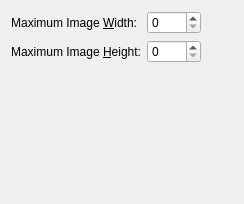
Before: the Qt Designer form plugins/itemimage/itemimagesettings.ui in hluk/CopyQ, drawn with Qt 5.
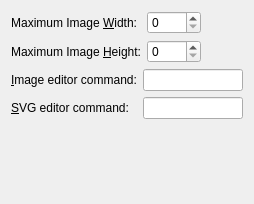
After: the same form once the commit is applied.

Commit message: ImageItem: Set vector and bitmap image editors

```diff
--- a/plugins/itemimage/itemimagesettings.ui
+++ b/plugins/itemimage/itemimagesettings.ui
@@ -6,11 +6,13 @@
    <rect>
     <x>0</x>
     <y>0</y>
-    <width>244</width>
+    <width>254</width>
     <height>204</height>
    </rect>
   </property>
-  <layout class="QFormLayout" name="formLayout">
+  <layout class="QVBoxLayout" name="verticalLayout">
+   <item>
+    <layout class="QFormLayout" name="formLayout_2">
    <item row="0" column="0">
     <widget class="QLabel" name="label_7">
      <property name="text">
@@ -95,7 +97,69 @@
     </layout>
    </item>
   </layout>
- </widget>
+   </item>
+   <item>
+    <layout class="QFormLayout" name="formLayout">
+     <property name="fieldGrowthPolicy">
+      <enum>QFormLayout::AllNonFixedFieldsGrow</enum>
+     </property>
+     <item row="0" column="0">
+      <widget class="QLabel" name="label">
+       <property name="text">
+        <string>&amp;Image editor command:</string>
+       </property>
+       <property name="buddy">
+        <cstring>lineEditImageEditor</cstring>
+       </property>
+      </widget>
+     </item>
+     <item row="0" column="1">
+      <widget class="QLineEdit" name="lineEditImageEditor">
+       <property name="toolTip">
+        <string>Editor command for supported image formats other than SVG.</string>
+       </property>
+      </widget>
+     </item>
+     <item row="1" column="0">
+      <widget class="QLabel" name="label_2">
+       <property name="text">
+        <string>&amp;SVG editor command:</string>
+       </property>
+       <property name="buddy">
+        <cstring>lineEditSvgEditor</cstring>
+       </property>
+      </widget>
+     </item>
+     <item row="1" column="1">
+      <widget class="QLineEdit" name="lineEditSvgEditor">
+       <property name="toolTip">
+        <string>Editor command for SVG image format.</string>
+       </property>
+      </widget>
+     </item>
+    </layout>
+   </item>
+   <item>
+    <spacer name="verticalSpacer">
+     <property name="orientation">
+      <enum>Qt::Vertical</enum>
+     </property>
+     <property name="sizeHint" stdset="0">
+      <size>
+       <width>20</width>
+       <height>40</height>
+      </size>
+     </property>
+    </spacer>
+   </item>
+  </layout>
+ </widget>
+ <tabstops>
+  <tabstop>spinBoxImageWidth</tabstop>
+  <tabstop>spinBoxImageHeight</tabstop>
+  <tabstop>lineEditImageEditor</tabstop>
+  <tabstop>lineEditSvgEditor</tabstop>
+ </tabstops>
  <resources/>
  <connections/>
 </ui>
```
Lines whose indentation alone changed are shown as unchanged. The commit also changes 2 other files.
